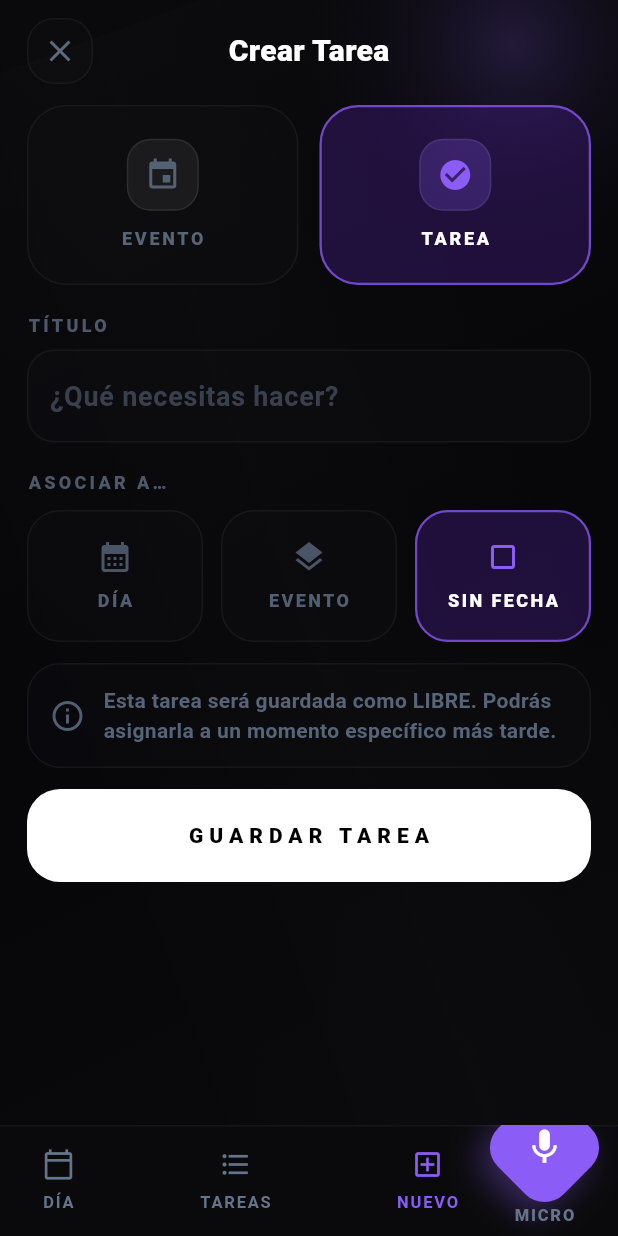
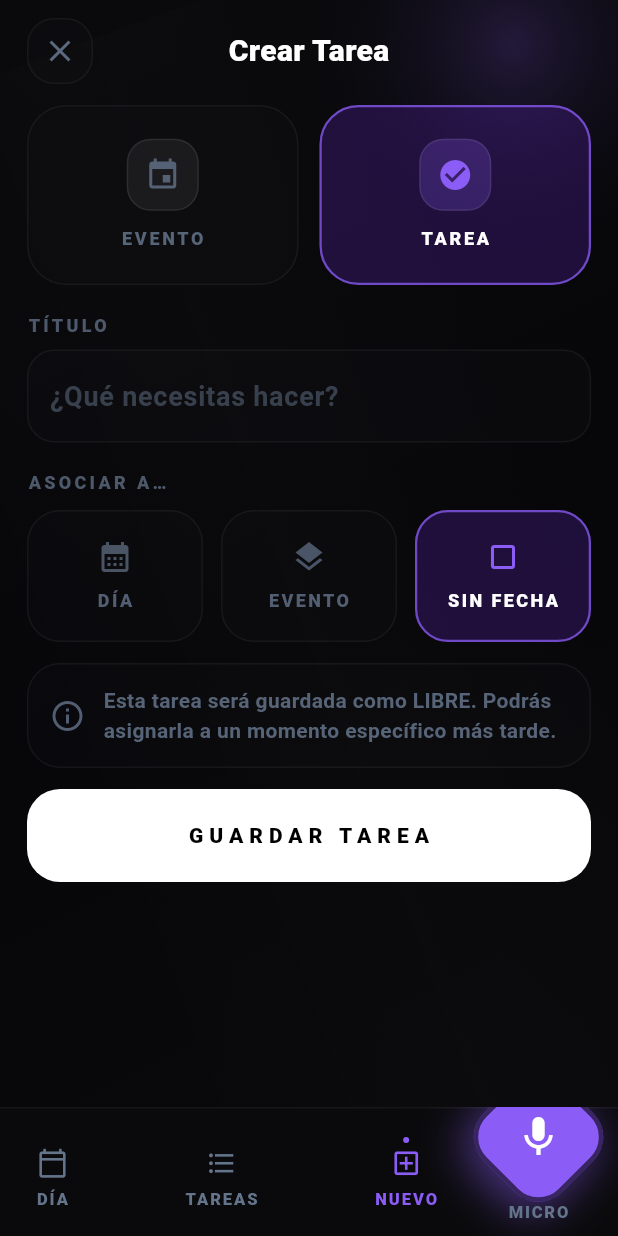
Before and after one commit to jotape118/Calendario, a Flutter app: the screen it shows after launch, item 3 of the bottom bar chosen, on a phone screen of 412 x 824 dp. Run offline on Flutter 3.47's test engine with Material 3 defaults, Android fonts, the phone set to English and light mode, and no system bars; our stand-ins replace drift, go_router; accounts and stored records are empty; generated files the repository leaves out were written again.

Commit message:
Refine bottom navigation bar to match mockup

```diff
--- a/lib/app/shell/shell_scaffold.dart
+++ b/lib/app/shell/shell_scaffold.dart
@@ -55,7 +55,7 @@ class _BottomNavBar extends StatelessWidget {
   @override
   Widget build(BuildContext context) {
     final bottomInset = MediaQuery.of(context).padding.bottom;
-    final barHeight = 74.0 + bottomInset;
+    final barHeight = 86.0 + bottomInset;
 
     return SizedBox(
       height: barHeight,
@@ -64,9 +64,9 @@ class _BottomNavBar extends StatelessWidget {
         children: [
           Positioned.fill(
             child: Container(
-              padding: EdgeInsets.only(left: 18, right: 96, bottom: bottomInset),
+              padding: EdgeInsets.only(left: 16, right: 112, bottom: bottomInset + 4, top: 6),
               decoration: BoxDecoration(
-                color: AppColors.background.withOpacity(0.92),
+                color: AppColors.background.withOpacity(0.95),
                 border: const Border(top: BorderSide(color: AppColors.borderTop)),
               ),
               child: Row(
@@ -96,8 +96,8 @@ class _BottomNavBar extends StatelessWidget {
           ),
 
           Positioned(
-            right: 18,
-            bottom: bottomInset + 6,
+            right: 16,
+            bottom: bottomInset + 8,
             child: _MicroButton(
               selected: selectedIndex == 3,
               onTap: onTapMicro,
@@ -130,19 +130,33 @@ class _NavItem extends StatelessWidget {
       onTap: onTap,
       borderRadius: BorderRadius.circular(16),
       child: Padding(
-        padding: const EdgeInsets.symmetric(horizontal: 10, vertical: 10),
+        padding: const EdgeInsets.symmetric(horizontal: 8, vertical: 6),
         child: Column(
           mainAxisSize: MainAxisSize.min,
           children: [
-            Icon(icon, color: c, size: 22),
-            const SizedBox(height: 6),
+            SizedBox(
+              height: 4,
+              child: selected
+                  ? Container(
+                      width: 7,
+                      height: 7,
+                      decoration: const BoxDecoration(
+                        color: AppColors.accentViolet,
+                        shape: BoxShape.circle,
+                      ),
+                    )
+                  : null,
+            ),
+            const SizedBox(height: 3),
+            Icon(icon, color: c, size: 21),
+            const SizedBox(height: 5),
             Text(
               label,
               style: TextStyle(
                 color: c,
                 fontSize: 11,
-                fontWeight: FontWeight.w700,
-                letterSpacing: 1.2,
+                fontWeight: FontWeight.w800,
+                letterSpacing: 1.3,
               ),
             ),
           ],
@@ -170,29 +184,31 @@ class _MicroButton extends StatelessWidget {
           child: Transform.rotate(
             angle: math.pi / 4,
             child: Container(
-              width: 62,
-              height: 62,
+              width: 74,
+              height: 74,
               decoration: BoxDecoration(
                 color: AppColors.accentViolet,
-                borderRadius: BorderRadius.circular(18),
+                borderRadius: BorderRadius.circular(22),
+                border: Border.all(color: Colors.black.withOpacity(0.6), width: 3),
                 boxShadow: [
                   BoxShadow(
-                    color: AppColors.accentViolet.withOpacity(0.35),
-                    blurRadius: 18,
-                    offset: const Offset(0, 10),
+                    color: AppColors.accentViolet.withOpacity(0.45),
+                    blurRadius: 24,
+                    spreadRadius: 2,
+                    offset: const Offset(0, 8),
                   ),
                 ],
               ),
               child: Transform.rotate(
                 angle: -math.pi / 4,
                 child: const Center(
-                  child: Icon(Icons.mic, color: Colors.white, size: 28),
+                  child: Icon(Icons.mic, color: Colors.white, size: 32),
                 ),
               ),
             ),
           ),
         ),
-        const SizedBox(height: 6),
+        const SizedBox(height: 5),
         Text(
           'MICRO',
           style: TextStyle(
```
